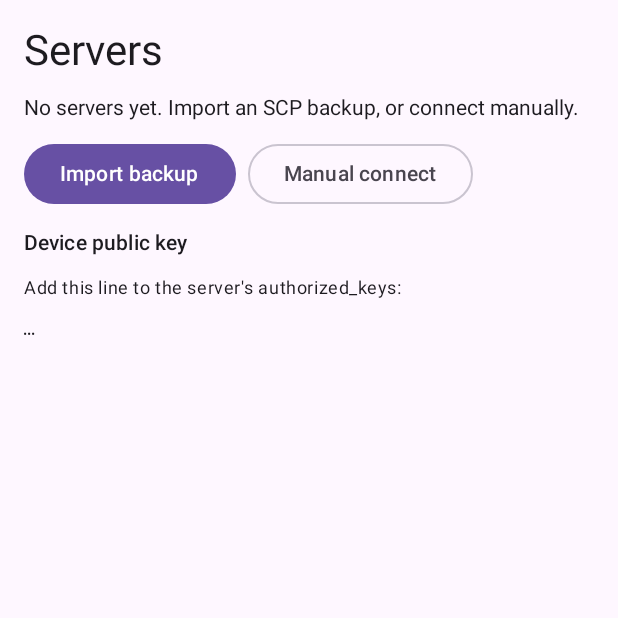
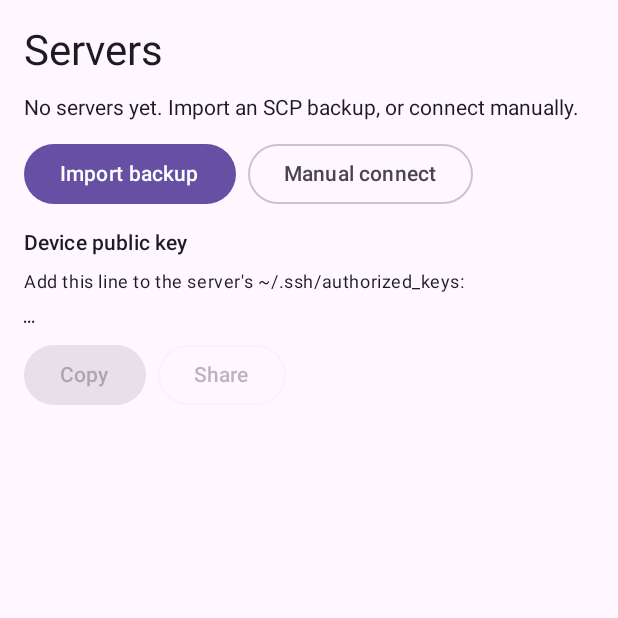
Before and after one commit to blackrose28/scp-android, an Android app built with Jetpack Compose: the composable ServerListScreen called with empty values, on a phone screen of 412 x 824 dp, the top half of it. Run offline under Robolectric (Android 15) with nearby library versions, the phone set to English and light mode, and no system bars.

Commit message:
feat(app): copy and share the device public key
Replace the plain-text key on the server list and manual connect screens with
PublicKeyCard: selectable text plus Copy and Share buttons, enabled only for a
single ssh-ed25519 authorized_keys line.

Co-Authored-By: Claude Sonnet 5.5 <noreply@anthropic.com>

```diff
--- /dev/null
+++ b/app/app/src/main/kotlin/run/scp/mobile/app/ui/PublicKeyCard.kt
@@ -0,0 +1,68 @@
+package run.scp.mobile.app.ui
+
+import android.content.ClipData
+import android.content.ClipboardManager
+import android.content.Context
+import android.content.Intent
+import androidx.compose.foundation.layout.Arrangement
+import androidx.compose.foundation.layout.Column
+import androidx.compose.foundation.layout.Row
+import androidx.compose.foundation.text.selection.SelectionContainer
+import androidx.compose.material3.Button
+import androidx.compose.material3.MaterialTheme
+import androidx.compose.material3.OutlinedButton
+import androidx.compose.material3.Text
+import androidx.compose.runtime.Composable
+import androidx.compose.runtime.getValue
+import androidx.compose.runtime.mutableStateOf
+import androidx.compose.runtime.remember
+import androidx.compose.runtime.setValue
+import androidx.compose.ui.Modifier
+import androidx.compose.ui.platform.LocalContext
+import androidx.compose.ui.text.font.FontFamily
+import androidx.compose.ui.unit.dp
+import androidx.compose.ui.unit.sp
+
+/**
+ * The device's public key as one `authorized_keys` line, or null while it is still loading or if it is not
+ * a single `ssh-ed25519 <base64>` line (so Copy/Share can never hand out something else).
+ */
+fun authorizedKeyLine(raw: String): String? {
+    val line = raw.trim()
+    if (line.contains('\n') || line.contains('\r')) return null
+    val parts = line.split(' ')
+    return if (parts.size >= 2 && parts[0] == "ssh-ed25519" && parts[1].isNotEmpty()) line else null
+}
+
+/** The public key with Copy and Share buttons. A public key is not a secret, so sharing it is fine. */
+@Composable
+fun PublicKeyCard(publicKey: String, modifier: Modifier = Modifier) {
+    val context = LocalContext.current
+    val line = authorizedKeyLine(publicKey)
+    var copied by remember { mutableStateOf(false) }
+    Column(modifier, verticalArrangement = Arrangement.spacedBy(8.dp)) {
+        Text("Device public key", style = MaterialTheme.typography.titleSmall)
+        Text("Add this line to the server's ~/.ssh/authorized_keys:", style = MaterialTheme.typography.bodySmall)
+        SelectionContainer {
+            Text(line ?: publicKey.ifBlank { "…" }, fontFamily = FontFamily.Monospace, fontSize = 12.sp)
+        }
+        Row(horizontalArrangement = Arrangement.spacedBy(8.dp)) {
+            Button(
+                enabled = line != null,
+                onClick = {
+                    if (line != null) {
+                        context.getSystemService(ClipboardManager::class.java)
+                            ?.setPrimaryClip(ClipData.newPlainText("SSH public key", line))
+                        copied = true
+                    }
+                },
+            ) { Text(if (copied) "Copied" else "Copy") }
+            OutlinedButton(enabled = line != null, onClick = { if (line != null) shareText(context, line) }) { Text("Share") }
+        }
+    }
+}
+
+private fun shareText(context: Context, text: String) {
+    val send = Intent(Intent.ACTION_SEND).setType("text/plain").putExtra(Intent.EXTRA_TEXT, text)
+    context.startActivity(Intent.createChooser(send, "Share public key").addFlags(Intent.FLAG_ACTIVITY_NEW_TASK))
+}
--- a/app/app/src/main/kotlin/run/scp/mobile/app/ui/Screens.kt
+++ b/app/app/src/main/kotlin/run/scp/mobile/app/ui/Screens.kt
@@ -122,9 +122,7 @@ fun ConnectScreen(
             modifier = Modifier.fillMaxWidth(),
         ) { Text("Connect") }
 
-        Text("Device public key", style = MaterialTheme.typography.titleSmall)
-        Text("Add this line to the server's authorized_keys:", style = MaterialTheme.typography.bodySmall)
-        Text(publicKey.ifBlank { "…" }, fontFamily = FontFamily.Monospace, fontSize = 12.sp)
+        PublicKeyCard(publicKey)
     }
 }
 
--- a/app/app/src/main/kotlin/run/scp/mobile/app/ui/ServerScreens.kt
+++ b/app/app/src/main/kotlin/run/scp/mobile/app/ui/ServerScreens.kt
@@ -59,9 +59,7 @@ fun ServerListScreen(
             Button(onClick = onImport) { Text("Import backup") }
             OutlinedButton(onClick = onManual) { Text("Manual connect") }
         }
-        Text("Device public key", style = MaterialTheme.typography.titleSmall)
-        Text("Add this line to the server's authorized_keys:", style = MaterialTheme.typography.bodySmall)
-        Text(publicKey.ifBlank { "…" }, fontFamily = FontFamily.Monospace, fontSize = 12.sp)
+        PublicKeyCard(publicKey)
     }
 }
 
```
Also changed, not shown: 2 other files.
